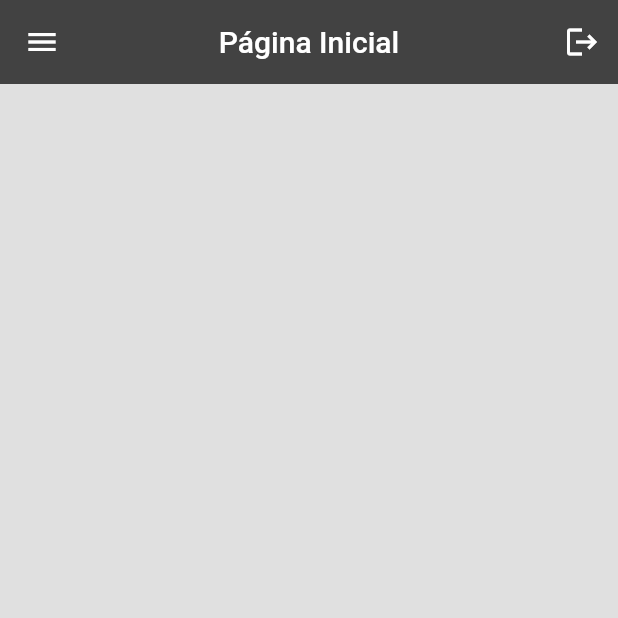
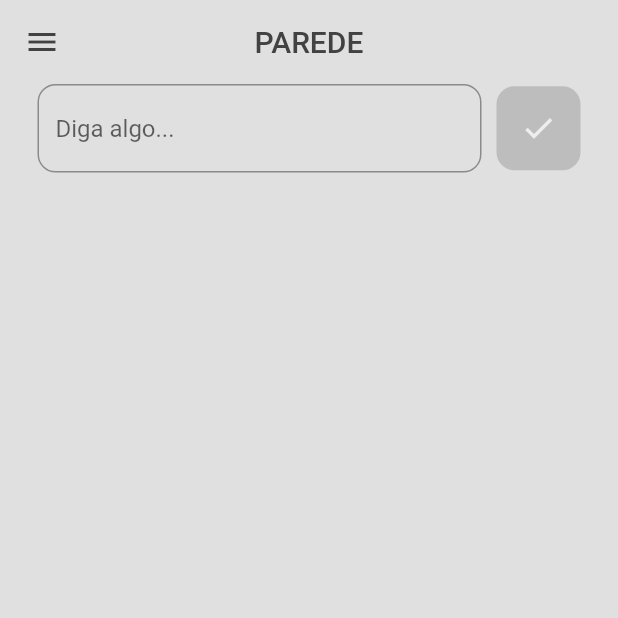
Before and after one commit to maisaamadeu/minimal_social_media, a Flutter app: the HomePage screen opened directly, on a phone screen of 412 x 824 dp, the top half of it. Run offline on Flutter 3.47's test engine with Material 2 defaults, Android fonts, the phone set to English and light mode, and no system bars; our stand-ins replace dio, get; accounts and stored records are empty.

Commit message:
telas prontas... eu acho

```diff
--- a/lib/app/bindings/app_binding.dart
+++ b/lib/app/bindings/app_binding.dart
@@ -2,6 +2,7 @@ import 'package:get/get.dart';
 import 'package:minimal_social_media/app/shared/controllers/auth_controller.dart';
 import 'package:minimal_social_media/app/shared/controllers/theme_controller.dart';
 import 'package:minimal_social_media/app/shared/controllers/user_controller.dart';
+import 'package:minimal_social_media/app/shared/controllers/users_controller.dart';
 
 class AppBinding implements Bindings {
   @override
@@ -9,5 +10,6 @@ class AppBinding implements Bindings {
     Get.lazyPut(() => ThemeController());
     Get.lazyPut(() => AuthController());
     Get.lazyPut(() => UserController());
+    Get.lazyPut(() => UsersController());
   }
 }
--- a/lib/app/pages/home_page.dart
+++ b/lib/app/pages/home_page.dart
@@ -1,9 +1,10 @@
 import 'package:flutter/material.dart';
 import 'package:get/get.dart';
-import 'package:minimal_social_media/app/pages/sign_in_page.dart';
 import 'package:minimal_social_media/app/shared/controllers/theme_controller.dart';
 import 'package:minimal_social_media/app/shared/controllers/user_controller.dart';
 import 'package:minimal_social_media/app/shared/widgets/my_drawer.dart';
+import 'package:minimal_social_media/app/shared/widgets/my_post_button.dart';
+import 'package:minimal_social_media/app/shared/widgets/my_text_form_field.dart';
 
 class HomePage extends StatelessWidget {
   HomePage({super.key});
@@ -11,36 +12,40 @@ class HomePage extends StatelessWidget {
   final ThemeController themeController = Get.find<ThemeController>();
   final UserController userController = Get.find<UserController>();
 
+  final TextEditingController newPostController = TextEditingController();
+
   @override
   Widget build(BuildContext context) {
     return Scaffold(
       backgroundColor: Theme.of(context).colorScheme.background,
       drawer: MyDrawer(),
       appBar: AppBar(
-        title: const Text('Página Inicial'),
-        backgroundColor: Theme.of(context).colorScheme.inversePrimary,
+        title: const Text('PAREDE'),
+        backgroundColor: Colors.transparent,
         elevation: 0,
         centerTitle: true,
-        actions: [
-          IconButton(
-            icon: const Icon(Icons.logout),
-            onPressed: () {
-              userController.setUser();
-              Get.off(() => const SignInPage());
-            },
-          ),
-        ],
+        foregroundColor: Theme.of(context).colorScheme.inversePrimary,
       ),
       body: SafeArea(
-        child: Column(
-          mainAxisAlignment: MainAxisAlignment.center,
-          crossAxisAlignment: CrossAxisAlignment.stretch,
-          children: [
-            Text(
-              userController.user.value!.email.toString(),
-              textAlign: TextAlign.center,
-            ),
-          ],
+        child: Padding(
+          padding: const EdgeInsets.symmetric(horizontal: 25),
+          child: Column(
+            crossAxisAlignment: CrossAxisAlignment.stretch,
+            children: [
+              Row(
+                children: [
+                  Expanded(
+                    child: MyTextFormField(
+                      controller: newPostController,
+                      hintText: 'Diga algo...',
+                      obscureText: false,
+                    ),
+                  ),
+                  MyPostButton(),
+                ],
+              ),
+            ],
+          ),
         ),
       ),
     );
--- /dev/null
+++ b/lib/app/shared/controllers/users_controller.dart
@@ -0,0 +1,28 @@
+import 'package:dio/dio.dart';
+import 'package:get/get.dart';
+import 'package:minimal_social_media/app/shared/models/user_model.dart';
+import 'package:minimal_social_media/app/shared/repositories/users_repository.dart';
+
+class UsersController extends GetxController {
+  final RxList users = [].obs;
+  final RxBool isLoading = true.obs;
+
+  void getUsers() async {
+    isLoading(true);
+    final List<dynamic>? result = await UsersRepository(dio: Dio()).getUsers();
+
+    if (result != null) {
+      for (var user in result) {
+        users.add(UserModel.fromJson(user));
+      }
+    }
+
+    isLoading(false);
+  }
+
+  @override
+  void onInit() {
+    super.onInit();
+    getUsers();
+  }
+}
--- a/lib/app/shared/models/user_model.dart
+++ b/lib/app/shared/models/user_model.dart
@@ -2,9 +2,13 @@ class UserModel {
   late String id;
   late String username;
   late String email;
-  late String token;
+  late String? token;
 
-  UserModel({required this.id, required this.username, required this.email, required this.token});
+  UserModel(
+      {required this.id,
+      required this.username,
+      required this.email,
+      required this.token});
 
   UserModel.fromJson(Map<String, dynamic> json) {
     id = json['id'];
--- a/lib/app/shared/repositories/users_repository.dart
+++ b/lib/app/shared/repositories/users_repository.dart
@@ -14,6 +14,10 @@ class UsersRepository {
         headers: {
           'X-Parse-Application-Id': Back4AppHeaders().xParseApplicationId,
           'X-Parse-REST-API-Key': Back4AppHeaders().xParseRestApiKey,
+        },
+        followRedirects: false,
+        validateStatus: (status) {
+          return status! < 500;
         },
       ),
     );
--- a/lib/app/shared/widgets/my_drawer.dart
+++ b/lib/app/shared/widgets/my_drawer.dart
@@ -75,7 +75,7 @@ class MyDrawer extends StatelessWidget {
                 ),
                 onTap: () {
                   Navigator.pop(context);
-                  Get.to(() => const UsersPage());
+                  Get.to(() => UsersPage());
                 },
               ),
             ],
--- /dev/null
+++ b/lib/app/shared/widgets/my_post_button.dart
@@ -0,0 +1,26 @@
+import 'package:flutter/material.dart';
+
+class MyPostButton extends StatelessWidget {
+  const MyPostButton({super.key, this.onTap});
+
+  final void Function()? onTap;
+
+  @override
+  Widget build(BuildContext context) {
+    return GestureDetector(
+      onTap: onTap,
+      child: Container(
+        decoration: BoxDecoration(
+          color: Theme.of(context).colorScheme.secondary,
+          borderRadius: BorderRadius.circular(12),
+        ),
+        padding: const EdgeInsets.all(16),
+        margin: const EdgeInsets.only(left: 10),
+        child: Icon(
+          Icons.done,
+          color: Theme.of(context).colorScheme.primary,
+        ),
+      ),
+    );
+  }
+}
```
Also changed, not shown: lib/app/pages/profile_page.dart (+7 -7 lines), lib/app/pages/users_page.dart (+46 -29 lines), lib/app/shared/models/post_model.dart (added, +30 -0 lines), lib/app/shared/services/users_service.dart (added, +24 -0 lines), 2 other files.
